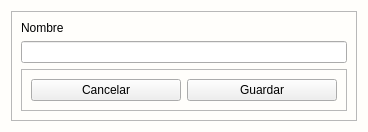
Above: app/View/UserInterfaceUi/UI_AGREGAR_UN_DATO.ui from LAngelVp/software-punto-de-venta before the change. Below: the same form after it.
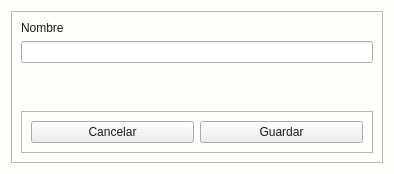
That is the form after the change.

What changed in the file:
```diff
--- a/app/View/UserInterfaceUi/UI_AGREGAR_UN_DATO.ui
+++ b/app/View/UserInterfaceUi/UI_AGREGAR_UN_DATO.ui
@@ -6,19 +6,21 @@
    <rect>
     <x>0</x>
     <y>0</y>
-    <width>368</width>
-    <height>129</height>
+    <width>394</width>
+    <height>174</height>
    </rect>
   </property>
   <property name="windowTitle">
    <string>Form</string>
   </property>
   <property name="styleSheet">
-   <string notr="true">#Formulario{
+   <string notr="true">*{color: #1d1c1c;}
+#Formulario{
 background: #fffefb;
 }
 [objectName*=&quot;contenedor&quot;]{
 background: #fffefb;
+border: none;
 }
 [objectName*=&quot;etiqueta_&quot;]{
 font-size:14px;
@@ -49,7 +51,7 @@
 background: #00619a;
 border:none;
 border-radius:4px;
-padding: 4px 0px;
+padding: 2px 0px;
 }
 #btn_btn_cancelar:hover{
 background: #ee1d52;
@@ -101,12 +103,25 @@
        </widget>
       </item>
       <item>
-       <widget class="QFrame" name="frame">
+       <spacer name="verticalSpacer">
+        <property name="orientation">
+         <enum>Qt::Orientation::Vertical</enum>
+        </property>
+        <property name="sizeHint" stdset="0">
+         <size>
+          <width>20</width>
+          <height>40</height>
+         </size>
+        </property>
+       </spacer>
+      </item>
+      <item>
+       <widget class="QFrame" name="contenedor_frame">
         <property name="frameShape">
-         <enum>QFrame::StyledPanel</enum>
+         <enum>QFrame::Shape::StyledPanel</enum>
         </property>
         <property name="frameShadow">
-         <enum>QFrame::Raised</enum>
+         <enum>QFrame::Shadow::Raised</enum>
         </property>
         <layout class="QHBoxLayout" name="horizontalLayout">
          <item>
```
Left out of the diff: 8 changed lines with no effect on the pictures.
